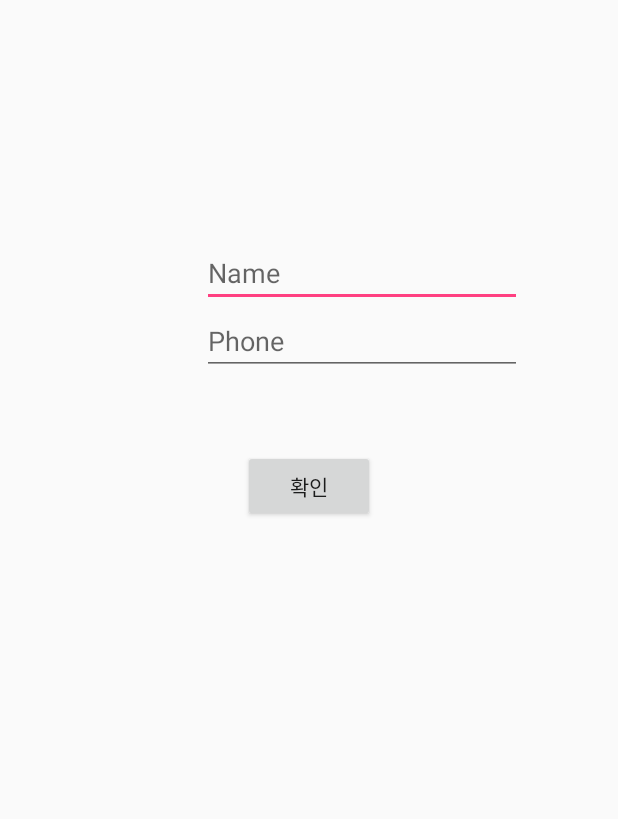
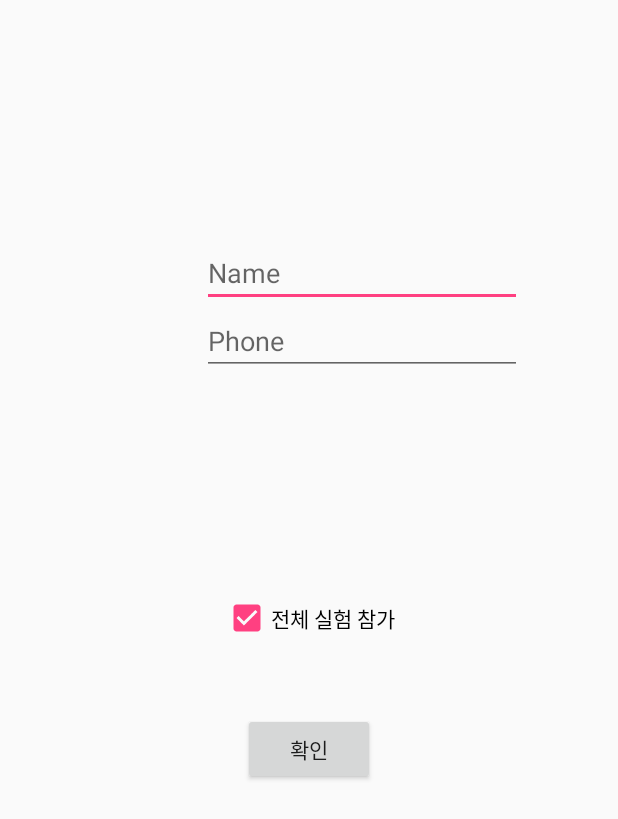
Before and after one commit to transf01/AppMonitor, an Android app: the screen it shows after launch (UserInfoActivity), on a phone screen of 412 x 824 dp. Shown: the top 819 px of the screen. Run offline under Robolectric (Android 15) with nearby library versions, the phone set to English and light mode, and no system bars.

```diff
--- a/app/src/main/java/com/emotion/trans/appmonitor/Config.java
+++ b/app/src/main/java/com/emotion/trans/appmonitor/Config.java
@@ -10,7 +10,7 @@ public class Config {
 
     public static final int REQUEST_CODE = 100;
 
-    public static final String HOST = "http://192.168.0.13:8000/api/";
+    public static final String HOST = "http://192.168.0.26:8000/api/";
     //public static final String HOST = "http://155.230.192.46:8000/api/";
 
     public static final String HISTORY_URL = HOST + "history";
@@ -21,6 +21,7 @@ public class Config {
     private final String KEY_UUID = "UUID";
     private final String KEY_USER_NAME = "NAME";
     private final String KEY_USER_PHONE = "PHONE";
+    private final String EXP_CODE = "EXP_CODE";
     private final String KEY_IS_SEND_USER_INFO = "IS_SEND_USER_INFO";
     private final String KEY_ACCESSIBILITY_WARNING = "accessibility_warning";
 
@@ -80,4 +81,13 @@ public class Config {
         editor.commit();
     }
 
+    public String getExpCode() {
+        return mPref.getString(EXP_CODE, "0");
+    }
+
+    public void setExpCode(String expCode) {
+        SharedPreferences.Editor editor = mPref.edit();
+        editor.putString(EXP_CODE, expCode);
+        editor.commit();
+    }
 }
--- a/app/src/main/java/com/emotion/trans/appmonitor/UserInfo.java
+++ b/app/src/main/java/com/emotion/trans/appmonitor/UserInfo.java
@@ -29,7 +29,6 @@ public class UserInfo {
     public UserInfo(Context context, Config config) {
         mConfig = config;
         mContext = context;
-
     }
 
     private String getJSONData() {
@@ -38,6 +37,7 @@ public class UserInfo {
             object.put("uuid", mConfig.getUUID());
             object.put("name", mConfig.getUserName());
             object.put("cellphone", mConfig.getPhoneNumber());
+            object.put("experiment_code", mConfig.getExpCode());
         }catch (JSONException e) {
             e.printStackTrace();
         }
--- a/app/src/main/java/com/emotion/trans/appmonitor/UserInfoActivity.java
+++ b/app/src/main/java/com/emotion/trans/appmonitor/UserInfoActivity.java
@@ -9,6 +9,7 @@ import android.os.Bundle;
 import android.telephony.TelephonyManager;
 import android.view.View;
 import android.widget.Button;
+import android.widget.CheckBox;
 import android.widget.EditText;
 
 import java.util.Date;
@@ -17,6 +18,7 @@ import java.util.UUID;
 public class UserInfoActivity extends AppCompatActivity {
 
     private EditText mNameText, mPhoneText;
+    private CheckBox mExpCode;
     private Config mConfig;
 
     @Override
@@ -25,8 +27,9 @@ public class UserInfoActivity extends AppCompatActivity {
         setContentView(R.layout.activity_splash);
         mConfig = new Config(this);
 
-        final EditText mPhoneText = (EditText)findViewById(R.id.phoneText);
-        final EditText mNameText = (EditText)findViewById(R.id.nameText);
+        mPhoneText = (EditText)findViewById(R.id.phoneText);
+        mNameText = (EditText)findViewById(R.id.nameText);
+        mExpCode = (CheckBox)findViewById(R.id.total_test);
         String name = mConfig.getUserName();
         if (!name.isEmpty())
             mNameText.setText(name);
@@ -41,6 +44,7 @@ public class UserInfoActivity extends AppCompatActivity {
                     mConfig.setUserName(name);
                     mConfig.setPhoneNumber(phone);
                     mConfig.saveUUID(getUUID());
+                    mConfig.setExpCode(mExpCode.isChecked()?"0":"1");
                     setResult(RESULT_OK);
                     finish();
                 }
--- a/app/src/main/res/layout/activity_splash.xml
+++ b/app/src/main/res/layout/activity_splash.xml
@@ -39,8 +39,16 @@
         android:layout_height="wrap_content"
         android:text="@string/confirm"
         android:id="@+id/ok_button"
-        android:layout_below="@+id/phoneText"
+        android:layout_marginTop="47dp"
+        android:layout_below="@+id/total_test"
+        android:layout_centerHorizontal="true" />
+
+    <CheckBox
+        android:layout_width="wrap_content"
+        android:layout_height="wrap_content"
+        android:text="@string/total_test"
+        android:id="@+id/total_test"
+        android:layout_centerVertical="true"
         android:layout_centerHorizontal="true"
-        android:layout_marginTop="50dp"
-        android:layout_alignParentStart="false" />
+        android:checked="true" />
 </RelativeLayout>
--- a/app/src/main/res/values/strings.xml
+++ b/app/src/main/res/values/strings.xml
@@ -13,4 +13,5 @@
     <string name="screen_off_action">screenOff</string>
     <string name="debug_print">디버깅 출력</string>
     <string name="title_activity_web_view">WebView</string>
+    <string name="total_test">전체 실험 참가</string>
 </resources>
```
